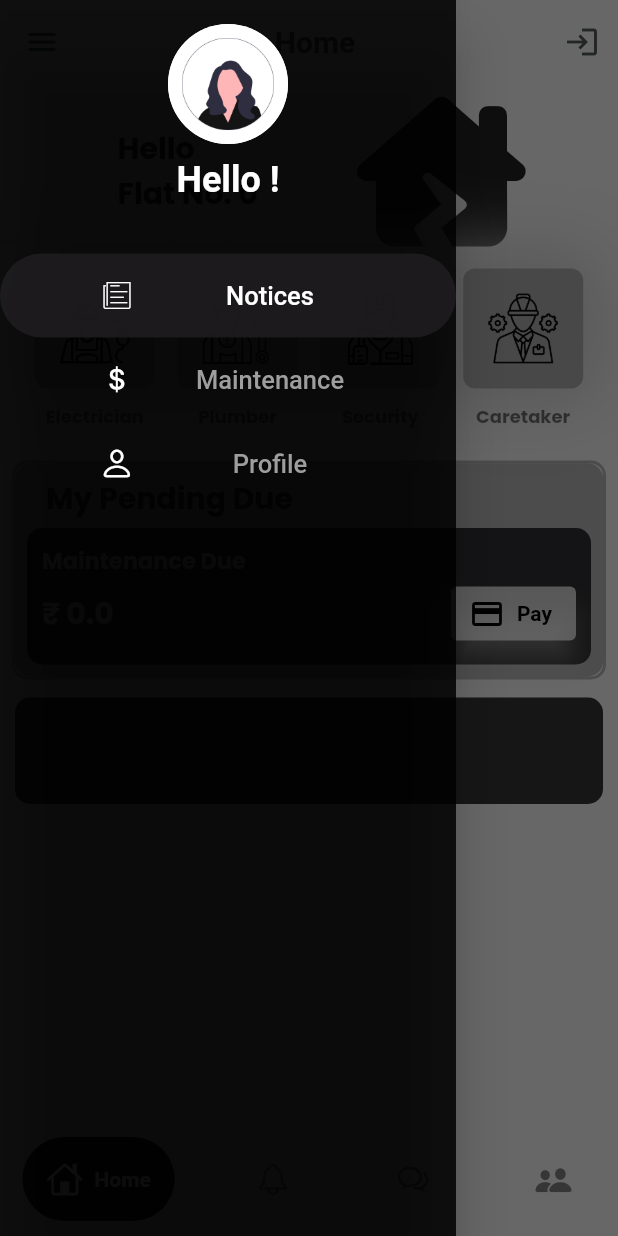
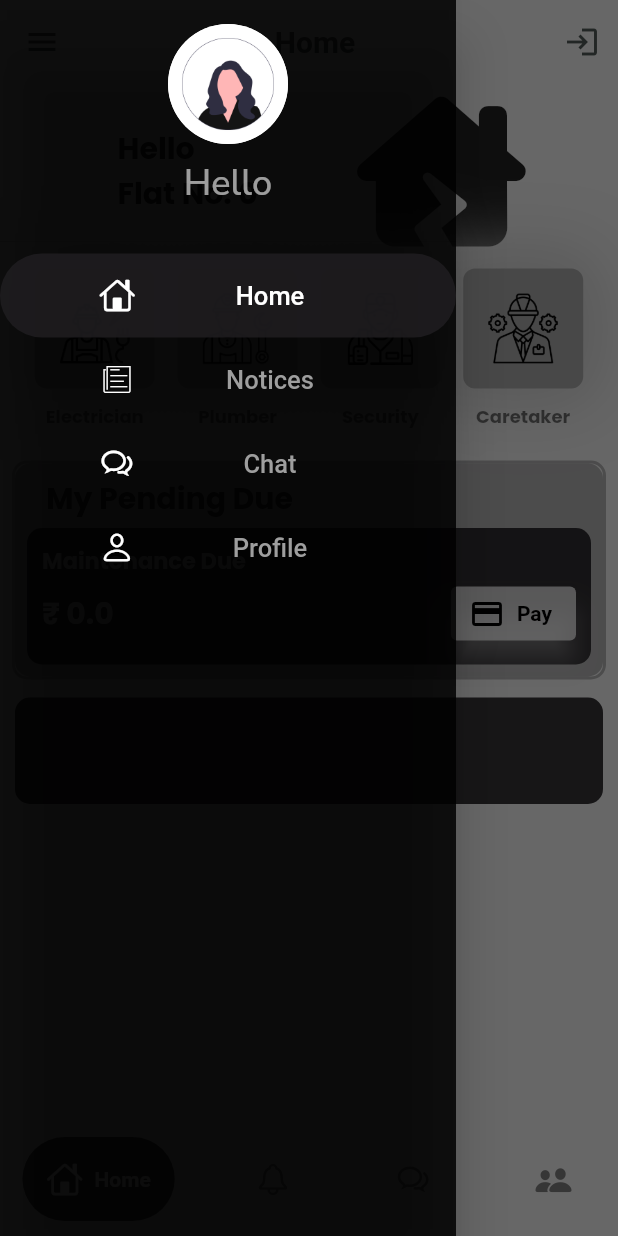
Before and after one commit to rishabhky/society_app, a Flutter app: the HomePage screen opened by its route, with the side drawer open, on a phone screen of 412 x 824 dp. Run offline on Flutter 3.47's test engine with Material 2 defaults, Android fonts, the phone set to English and light mode, and no system bars; drawn by our look-alikes of google_nav_bar; our stand-ins replace cloud_firestore, file_picker, firebase_auth, firebase_core, firebase_storage, flutter_speed_dial and 4 more; missing offline and left inert: easy_pdf_viewer, razorpay_flutter; accounts and stored records are empty; Roboto replaces fonts that are missing (Ubuntu).

Commit message:
Chats- state management working

```diff
--- a/lib/chat/chat_home.dart
+++ b/lib/chat/chat_home.dart
@@ -2,7 +2,9 @@ import 'package:flutter/cupertino.dart';
 import 'package:flutter/material.dart';
 import 'package:firebase_auth/firebase_auth.dart';
 import 'package:cloud_firestore/cloud_firestore.dart';
+import 'package:get/get.dart';
 import 'package:google_fonts/google_fonts.dart';
+import 'package:vmg/controllers/auth_controller.dart';
 import 'package:vmg/pages/chat_page.dart';
 
 class ChatHome extends StatefulWidget {
@@ -17,6 +19,7 @@ class ChatHome extends StatefulWidget {
 class _ChatHomeState extends State<ChatHome> {
   final FirebaseAuth _auth = FirebaseAuth.instance;
   final FirebaseFirestore _firestore = FirebaseFirestore.instance;
+  final AuthController authController = Get.find();
 
   @override
   Widget build(BuildContext context) {
@@ -45,7 +48,8 @@ class _ChatHomeState extends State<ChatHome> {
               final userName = userData['name'] as String;
 
               // Exclude the currently logged-in user.
-              if (userId != widget.uid && userEmail != null) {
+              if (userId != authController.userid.value.trim() &&
+                  userEmail != null) {
                 return Padding(
                   padding: const EdgeInsets.all(8.0),
                   child: Container(
--- a/lib/controllers/auth_controller.dart
+++ b/lib/controllers/auth_controller.dart
@@ -11,6 +11,7 @@ class AuthController extends GetxController {
   Razorpay razorpay = Razorpay();
   RxInt flatNumber = 0.obs;
   RxString name = ''.obs;
+  RxString userid = ''.obs;
   RxBool isInitialized = false.obs;
   RxString isAdmin = ''.obs;
 
@@ -37,6 +38,7 @@ class AuthController extends GetxController {
     flatNumber.value = 0;
     name.value = '';
     isAdmin.value = 'user';
+    userid.value = '';
   }
 
   Future<void> initializeFirebase() async {
@@ -65,6 +67,7 @@ class AuthController extends GetxController {
           maintenance.value =
               (userData['maintenance'] ?? 0.0).toDouble(); // Convert to double
           name.value = userData['name'] ?? '';
+          userid.value = userData['uid'] ?? '';
           isAdmin.value = userData['role'] ?? '';
         }
       }
--- a/lib/pages/admin_home.dart
+++ b/lib/pages/admin_home.dart
@@ -38,6 +38,7 @@ class _AdminHomeState extends State<AdminHome> {
   void initState() {
     super.initState();
     _selectedIndex = widget.initialSelectedScreen;
+    authController.fetchUserData();
     _razorpay = Razorpay();
     _razorpay.on(Razorpay.EVENT_PAYMENT_SUCCESS, _handlePaymentSuccess);
     _razorpay.on(Razorpay.EVENT_PAYMENT_ERROR, _handlePaymentError);
--- a/lib/pages/home_page.dart
+++ b/lib/pages/home_page.dart
@@ -153,7 +153,7 @@ class _HomePageState extends State<HomePage> {
         child: GNav(
           color: Colors.grey.shade600,
           activeColor: Colors.white,
-          tabBackgroundColor: const Color(0xFF1F1D20),
+          tabBackgroundColor: Colors.grey.shade800,
           gap: 8,
           padding: const EdgeInsets.all(16),
           tabs: const [
@@ -212,10 +212,8 @@ class PaymentDialog extends StatelessWidget {
       content: Column(
         mainAxisSize: MainAxisSize.min,
         children: [
-          Obx(
-            () => Text(
-                'Maintenance Due this Month: \u{20B9}${predefinedAmount.toStringAsFixed(2)}'),
-          ),
+          Text(
+              'Maintenance Due this Month: \u{20B9}${predefinedAmount.toStringAsFixed(2)}'),
           const SizedBox(height: 10),
           TextField(
             controller: _amountController,
@@ -343,148 +341,3 @@ class ProfileScreen extends StatelessWidget {
     );
   }
 }
-
-// class MyDrawer extends StatelessWidget {
-//   final String username;
-//   final int initialSelectedScreen; // Updated property
-//   final double predefinedAmount;
-//   final Razorpay razorpay;
-//   final int flatNumber;
-//   final String uid;
-
-//   const MyDrawer({
-//     required this.username,
-//     required this.initialSelectedScreen,
-//     required this.predefinedAmount,
-//     required this.razorpay,
-//     required this.flatNumber,
-//     required this.uid,
-//     Key? key,
-//   }) : super(key: key);
-
-//   @override
-//   Widget build(BuildContext context) {
-//     return Drawer(
-//       backgroundColor: Colors.black.withOpacity(0.85),
-//       child: ListView(
-//         padding: EdgeInsets.zero,
-//         children: [
-//           DrawerHeader(
-//             child: Column(
-//               children: [
-//                 CircleAvatar(
-//                   radius: 40,
-//                   backgroundImage: AssetImage('assets/images/profile.png'),
-//                 ),
-//                 const SizedBox(
-//                   height: 10,
-//                 ),
-//                 Text(
-//                   "Hello $username!",
-//                   textAlign: TextAlign.center,
-//                   style: const TextStyle(
-//                     color: Colors.white,
-//                     fontSize: 24,
-//                     fontWeight: FontWeight.bold,
-//                   ),
-//                 ),
-//               ],
-//             ),
-//           ),
-//           customListItem(
-//             leading: CupertinoIcons.news,
-//             title: "Notices",
-//             currentIndex: 0,
-//             onTap: () {
-//               Navigator.push(
-//                 context,
-//                 MaterialPageRoute(
-//                   builder: (context) => HomePage(
-//                       username: username,
-//                       uid: uid,
-//                       initialSelectedScreen: 0), // Updated index to 0
-//                 ),
-//               );
-//             },
-//           ),
-//           customListItem(
-//             leading: CupertinoIcons.money_dollar,
-//             title: "Maintenance",
-//             currentIndex: 1,
-//             onTap: () {
-//               Navigator.push(
-//                 context,
-//                 MaterialPageRoute(
-//                   builder: (context) => HomePage(
-//                       username: username,
-//                       uid: uid,
-//                       initialSelectedScreen: 1), // Updated index to 0
-//                 ),
-//               );
-//             },
-//           ),
-//           customListItem(
-//             leading: CupertinoIcons.person,
-//             title: "Profile",
-//             currentIndex: 2,
-//             onTap: () {
-//               Navigator.push(
-//                 context,
-//                 MaterialPageRoute(
-//                   builder: (context) => HomePage(
-//                       username: username,
-//                       uid: uid,
-//                       initialSelectedScreen: 2), // Updated index to 0
-//                 ),
-//               );
-//             },
-//           ),
-//         ],
-//       ),
-//     );
-//   }
-
-//   Widget customListItem({
-//     required IconData leading,
-//     required String title,
-//     required int currentIndex,
-//     required VoidCallback onTap,
-//   }) {
-//     return InkWell(
-//       onTap: onTap,
-//       child: Ink(
-//         decoration: BoxDecoration(
-//           borderRadius: BorderRadius.only(
-//             topRight: Radius.circular(30),
-//             bottomRight: Radius.circular(30),
-//             topLeft: Radius.circular(30),
-//             bottomLeft: Radius.circular(30),
-//           ),
-//           color: currentIndex == initialSelectedScreen
-//               ? Color(0xFF1f1d20).withOpacity(0.85)
-//               : Colors.transparent,
-//         ),
-//         child: Padding(
-//           padding: const EdgeInsets.symmetric(horizontal: 50.0),
-//           child: ListTile(
-//             leading: Icon(
-//               leading,
-//               color: Colors.white,
-//             ),
-//             title: Text(
-//               title,
-//               textAlign: TextAlign.center,
-//               style: GoogleFonts.ubuntu(
-//                 fontSize: 17,
-//                 color: currentIndex == initialSelectedScreen
-//                     ? Colors.white
-//                     : Colors.grey, // Set text color
-//               ),
-//             ),
-//             onTap: onTap,
-//           ),
-//         ),
-//       ),
-//     );
-//   }
-// }
--- a/lib/utils/drawer.dart
+++ b/lib/utils/drawer.dart
@@ -1,11 +1,13 @@
 import 'package:flutter/cupertino.dart';
 import 'package:flutter/material.dart';
+import 'package:get/get.dart';
 import 'package:google_fonts/google_fonts.dart';
 import 'package:razorpay_flutter/razorpay_flutter.dart';
+import 'package:vmg/controllers/auth_controller.dart';
 
 import '../pages/admin_home.dart';
 
-class MyDrawer extends StatelessWidget {
+class MyDrawer extends StatefulWidget {
   final String username;
   final int initialSelectedScreen; // Updated property
   final double predefinedAmount;
@@ -22,6 +24,13 @@ class MyDrawer extends StatelessWidget {
     required this.uid,
     Key? key,
   }) : super(key: key);
+
+  @override
+  State<MyDrawer> createState() => _MyDrawerState();
+}
+
+class _MyDrawerState extends State<MyDrawer> {
+  final AuthController authController = Get.find();
 
   @override
   Widget build(BuildContext context) {
@@ -41,45 +50,61 @@ class MyDrawer extends StatelessWidget {
                   height: 10,
                 ),
                 Text(
-                  "Hello $username!",
+                  "Hello ${authController.name.value}",
                   textAlign: TextAlign.center,
-                  style: const TextStyle(
-                    color: Colors.white,
+                  style: GoogleFonts.nunitoSans(
+                    color: Colors.white60,
                     fontSize: 24,
-                    fontWeight: FontWeight.bold,
+                    fontWeight: FontWeight.w500,
                   ),
                 ),
               ],
             ),
           ),
           customListItem(
-            leading: CupertinoIcons.news,
-            title: "Notices",
+            leading: CupertinoIcons.home,
+            title: "Home",
             currentIndex: 0,
             onTap: () {
               Navigator.push(
                 context,
                 MaterialPageRoute(
                   builder: (context) => AdminHome(
-                      username: username,
-                      uid: uid,
+                      username: widget.username,
+                      uid: widget.uid,
                       initialSelectedScreen: 0), // Updated index to 0
                 ),
               );
             },
           ),
           customListItem(
-            leading: CupertinoIcons.money_dollar,
-            title: "Maintenance",
+            leading: CupertinoIcons.news,
+            title: "Notices",
             currentIndex: 1,
             onTap: () {
               Navigator.push(
                 context,
                 MaterialPageRoute(
                   builder: (context) => AdminHome(
-                      username: username,
-                      uid: uid,
+                      username: widget.username,
+                      uid: widget.uid,
                       initialSelectedScreen: 1), // Updated index to 0
+                ),
+              );
+            },
+          ),
+          customListItem(
+            leading: CupertinoIcons.chat_bubble_2,
+            title: "Chat",
+            currentIndex: 1,
+            onTap: () {
+              Navigator.push(
+                context,
+                MaterialPageRoute(
+                  builder: (context) => AdminHome(
+                      username: widget.username,
+                      uid: widget.uid,
+                      initialSelectedScreen: 2), // Updated index to 0
                 ),
               );
             },
@@ -93,8 +118,8 @@ class MyDrawer extends StatelessWidget {
                 context,
                 MaterialPageRoute(
                   builder: (context) => AdminHome(
-                      username: username,
-                      uid: uid,
+                      username: widget.username,
+                      uid: widget.uid,
                       initialSelectedScreen: 2), // Updated index to 0
                 ),
               );
@@ -121,7 +146,7 @@ class MyDrawer extends StatelessWidget {
             topLeft: Radius.circular(30),
             bottomLeft: Radius.circular(30),
           ),
-          color: currentIndex == initialSelectedScreen
+          color: currentIndex == widget.initialSelectedScreen
               ? const Color(0xFF1f1d20).withOpacity(0.85)
               : Colors.transparent,
         ),
@@ -137,7 +162,7 @@ class MyDrawer extends StatelessWidget {
               textAlign: TextAlign.center,
               style: GoogleFonts.ubuntu(
                 fontSize: 17,
-                color: currentIndex == initialSelectedScreen
+                color: currentIndex == widget.initialSelectedScreen
                     ? Colors.white
                     : Colors.grey, // Set text color
               ),
```
Also changed, not shown: lib/pages/chat_page.dart (+14 -4 lines).
